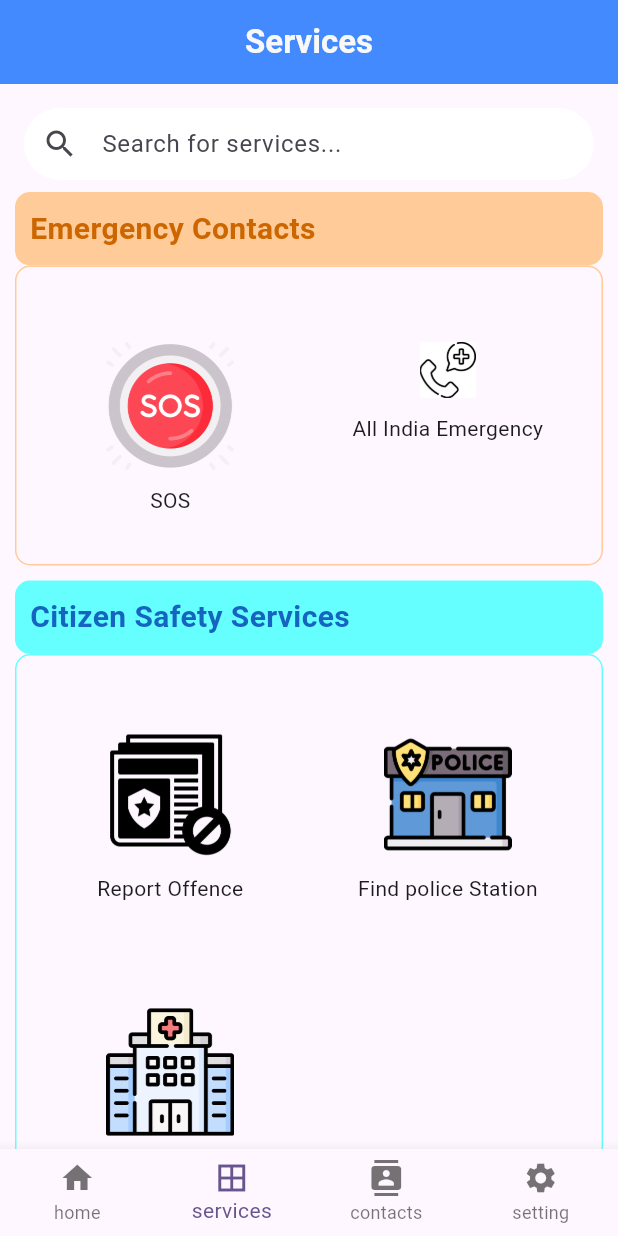
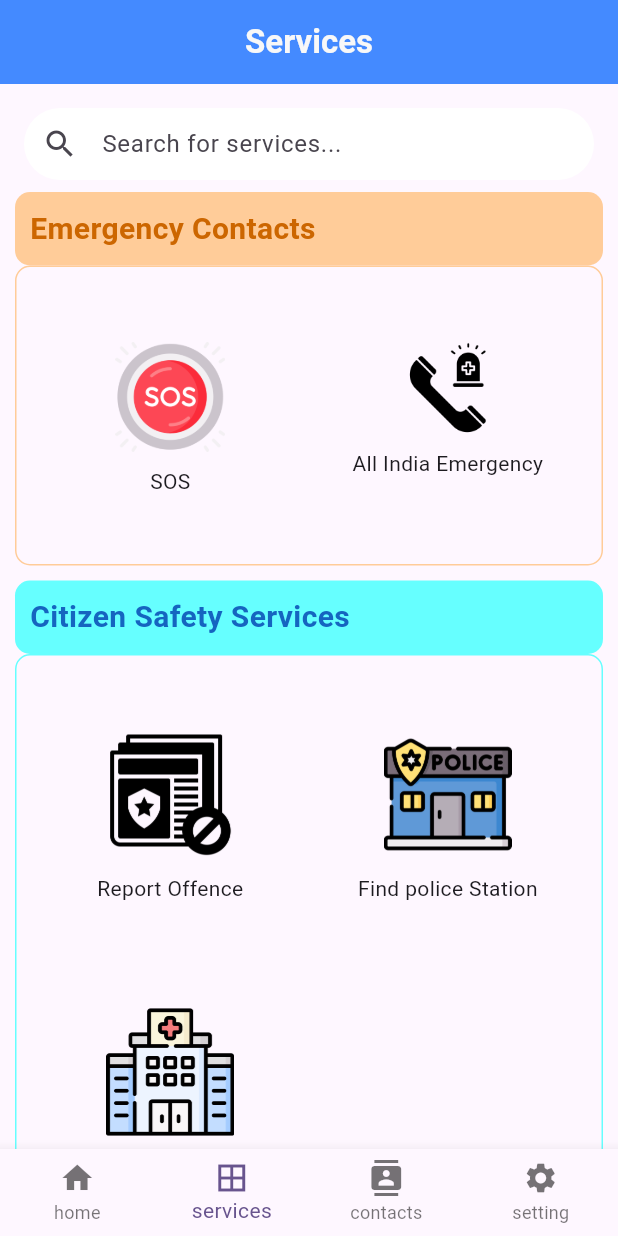
Before and after one commit to Ayesha126/crime_project, a Flutter app: the screen it shows after launch, item 2 of the bottom bar chosen, on a phone screen of 412 x 824 dp. Run offline on Flutter 3.47's test engine with Material 3 defaults, Android fonts, the phone set to English and light mode, and no system bars; our stand-ins replace carousel_slider, fluttertoast, font_awesome_flutter, google_fonts; missing offline and left inert: flutter_phone_direct_caller; network calls fail; Roboto replaces fonts that are missing (Laila).

Commit message:
Service Page updated3

```diff
--- a/lib/citizen/services.dart
+++ b/lib/citizen/services.dart
@@ -95,7 +95,7 @@ class _ServicePageState extends State<ServicePage> {
                     SizedBox(height: 40),
                     Align(
                       alignment: Alignment.bottomCenter,
-                      child: Image.asset('images/sos.png', scale: 6.0),
+                      child: Image.asset('images/sos.png', scale: 7.0),
                     ),
                     SizedBox(height: 10), // add some space between the image and the text
                     Center(
@@ -108,7 +108,7 @@ class _ServicePageState extends State<ServicePage> {
                     SizedBox(height: 40),
                     Align(
                       alignment: Alignment.bottomCenter,
-                      child: Image.asset('images/em1.png', scale: 6.0),
+                      child: Image.asset('images/emergency-phone.png', scale: 8.4),
                     ),
                     SizedBox(height: 10), // add some space between the image and the text
                     Center(
@@ -248,7 +248,7 @@ class _ServicePageState extends State<ServicePage> {
                     SizedBox(height: 40),
                     Align(
                       alignment: Alignment.bottomCenter,
-                      child: Image.asset('images/img.png', scale: 6.0),
+                      child: Image.asset('images/report.png', scale: 6.0),
                     ),
                     SizedBox(height: 10), // add some space between the image and the text
                     Center(
@@ -274,7 +274,7 @@ class _ServicePageState extends State<ServicePage> {
                     SizedBox(height: 40),
                     Align(
                       alignment: Alignment.bottomCenter,
-                      child: Image.asset('images/suspect.png', scale: 6.0),
+                      child: Image.asset('images/suspect.png', scale: 8.0),
                     ),
                     SizedBox(height: 10), // add some space between the image and the text
                     Center(
@@ -331,7 +331,7 @@ class _ServicePageState extends State<ServicePage> {
                     SizedBox(height: 40),
                     Align(
                       alignment: Alignment.bottomCenter,
-                      child: Image.asset('images/img.png', scale: 6.0),
+                      child: Image.asset('images/fight.png', scale: 6.0),
                     ),
                     SizedBox(height: 10), // add some space between the image and the text
                     Center(
@@ -344,7 +344,7 @@ class _ServicePageState extends State<ServicePage> {
                     SizedBox(height: 40),
                     Align(
                       alignment: Alignment.bottomCenter,
-                      child: Image.asset('images/hacking.png', scale: 6.0),
+                      child: Image.asset('images/cyber security.png', scale: 6.0),
                     ),
                     SizedBox(height: 10), // add some space between the image and the text
                     Center(
--- a/lib/citizen/widgets of citizen/HospitalCard.dart
+++ b/lib/citizen/widgets of citizen/HospitalCard.dart
@@ -24,7 +24,7 @@ class HospitalCard extends StatelessWidget {
                 height: 50,
                 width: 50,
                 child: Center(
-                  child: Image.asset('assets/images/hospital.png',
+                  child: Image.asset('images/hospital.png',
                     height: 32,
                   ),
                 ),
--- a/lib/citizen/widgets of citizen/PoliceStationCard.dart
+++ b/lib/citizen/widgets of citizen/PoliceStationCard.dart
@@ -24,7 +24,7 @@ class PoliceStationCard extends StatelessWidget {
                   height: 50,
                   width: 50,
                   child: Center(
-                    child: Image.asset('assets/images/police-badge.png',
+                    child: Image.asset('images/police station.png',
                       height: 32,
                     ),
                   ),
```
Also changed, not shown: lib/citizen/home_page.dart (+0 -60 lines), images/cyber security.png (added), images/emergency-phone.png (added), images/fight.png (added).
